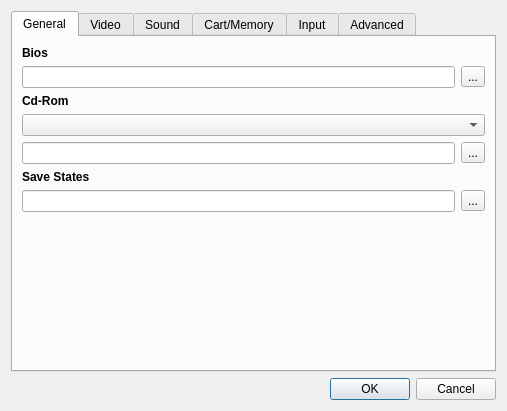
KitoHo/yabause, file yabause/src/qt/ui/UISettings.ui: the form before one commit.
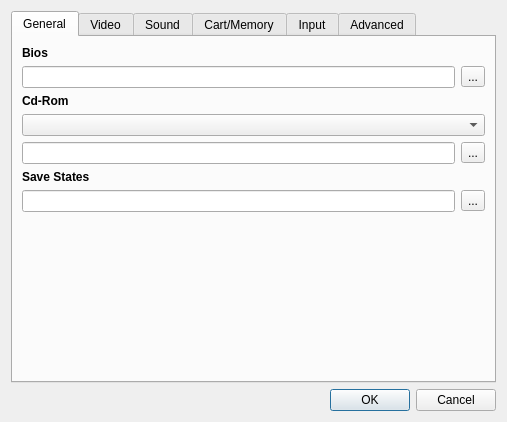
The form after the commit.

What changed in the file:
```diff
--- a/yabause/src/qt/ui/UISettings.ui
+++ b/yabause/src/qt/ui/UISettings.ui
@@ -6,7 +6,7 @@
     <x>0</x>
     <y>0</y>
     <width>507</width>
-    <height>411</height>
+    <height>422</height>
    </rect>
   </property>
   <property name="windowTitle" >
```
Left out of the diff: 4 changed lines with no effect on the pictures.
